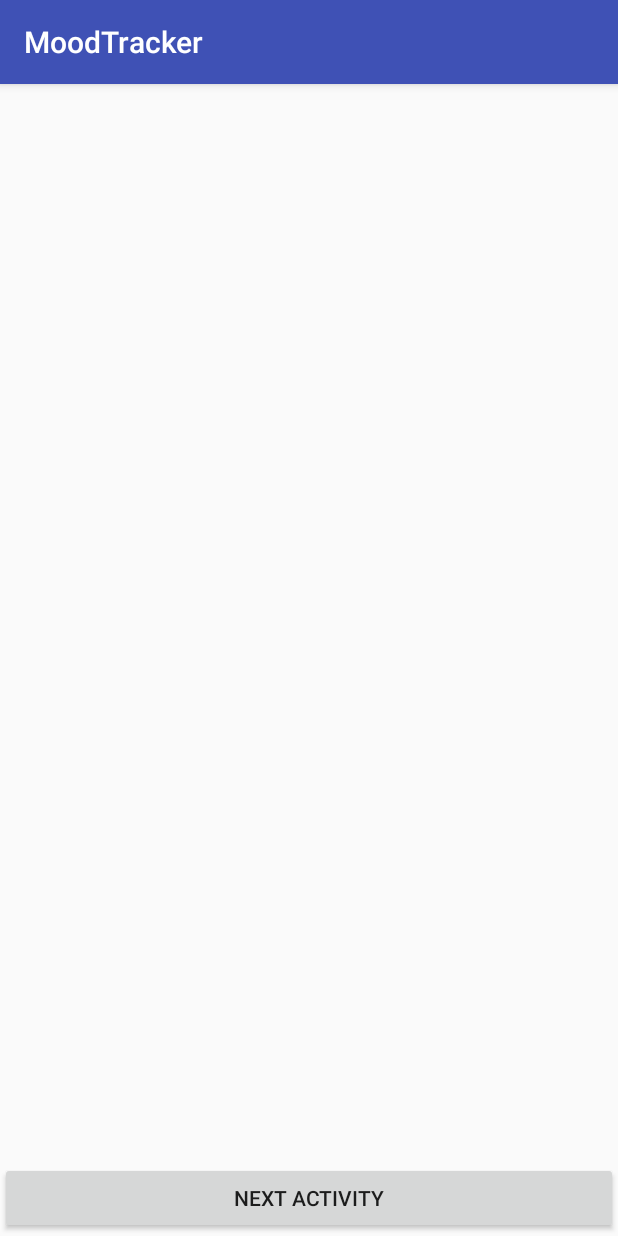
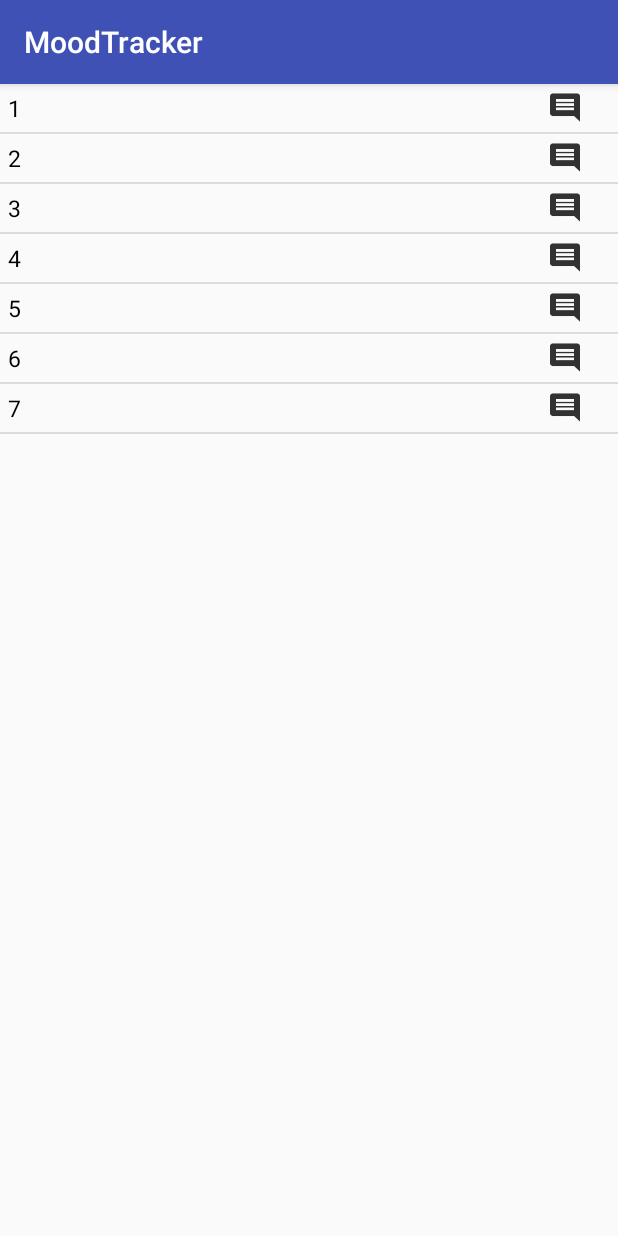
Before and after one commit to Noraj117/MoodTracker, an Android app: the HistoryActivity screen opened directly, with no data from a screen before it, on a phone screen of 412 x 824 dp. Run offline under Robolectric (Android 15) with nearby library versions, the phone set to English and light mode, and no system bars.

Commit message:
Try to add listview

```diff
--- a/app/src/main/java/com/collet/alexandre/moodtracker/controller/HistoryActivity.java
+++ b/app/src/main/java/com/collet/alexandre/moodtracker/controller/HistoryActivity.java
@@ -16,15 +16,21 @@ import java.lang.reflect.Type;
 import java.text.SimpleDateFormat;
 import java.util.ArrayList;
 import java.util.Calendar;
+import java.util.Date;
 import java.util.HashSet;
 import java.util.List;
 import java.util.Set;
 
 import com.collet.alexandre.moodtracker.model.MoodDataStorage;
+import com.collet.alexandre.moodtracker.view.MoodAdapter;
 import com.google.gson.Gson;
 import com.google.gson.reflect.TypeToken;
 
 public class HistoryActivity extends AppCompatActivity implements AdapterView.OnItemClickListener {
+
+
+    private ListView mListView;
+    private MoodAdapter lAdapter;
 
 
     @Override
@@ -35,14 +41,29 @@ public class HistoryActivity extends AppCompatActivity implements AdapterView.On
         SharedPreferences settings = getSharedPreferences("humeurFile", 0);
         MoodDataStorage mood;
         Gson gson = new Gson();
+        Date date = new Date();
+
+        mListView = (ListView) findViewById(R.id.moodListXml);
+        ArrayList<MoodDataStorage> moodList = new ArrayList<>();
+        moodList.add(new MoodDataStorage(1,"Il y a une semaine"));
+        moodList.add(new MoodDataStorage(2,"Il y a 6 jours"));
+        moodList.add(new MoodDataStorage(3,"Il y a 5 jours"));
+        moodList.add(new MoodDataStorage(4,"Il y a 4 jours"));
+        moodList.add(new MoodDataStorage(5,"Il y a 3 jours"));
+        moodList.add(new MoodDataStorage(6,"Avant-hier"));
+        moodList.add(new MoodDataStorage(7,"Hier"));
+
+        lAdapter = new MoodAdapter(this,moodList);
+        mListView.setAdapter(lAdapter);
 
         for(int i=0; i<7; i++) {
 
             Calendar cal = Calendar.getInstance();
-            cal.add(Calendar.DATE, -i);
+            cal.setTime(date);
+            cal.add(Calendar.DAY_OF_MONTH, -i);
             SimpleDateFormat format1 = new SimpleDateFormat("dd/mm/yyyy");
             String maDateFormatee = format1.format(cal.getTime());
-            String monGson = settings.getString(maDateFormatee, null);
+            String monGson = settings.getString("11/03/2019", null);
 
 
             if (monGson != null) {
@@ -51,6 +72,7 @@ public class HistoryActivity extends AppCompatActivity implements AdapterView.On
                 }.getType();
                 mood = gson.fromJson(monGson, type);
                 Toast.makeText(this, "test", Toast.LENGTH_LONG).show();
+                moodList.add(new MoodDataStorage(mood.getCouleur(), mood.getCommentaire()));
 
             }
         }
--- a/app/src/main/java/com/collet/alexandre/moodtracker/model/MoodDataStorage.java
+++ b/app/src/main/java/com/collet/alexandre/moodtracker/model/MoodDataStorage.java
@@ -1,6 +1,15 @@
 package com.collet.alexandre.moodtracker.model;
 
 public class MoodDataStorage {
+
+    public MoodDataStorage() {
+
+    }
+
+    public MoodDataStorage(int couleur, String commentaire) {
+        this.couleur = couleur;
+        this.commentaire = commentaire;
+    }
 
     private int couleur;
     private String commentaire;
--- /dev/null
+++ b/app/src/main/java/com/collet/alexandre/moodtracker/model/MoodItemList.java
@@ -0,0 +1,52 @@
+package com.collet.alexandre.moodtracker.model;
+
+public class MoodItemList {
+    private int mColor;
+    private int mSmileyValue;
+    private String mComment;
+    private int mIconComment;
+    private String mDate;
+
+    public MoodItemList(int color, int smileyValue, String comment, int iconComment, String date) {
+        mColor = color;
+        mSmileyValue = smileyValue;
+        mComment = comment;
+        mIconComment = iconComment;
+        mDate = date;
+    }
+
+    public int getColor() {
+        return mColor;
+    }
+
+    public int getSmileyValue() {
+        return mSmileyValue;
+    }
+
+    public String getComment() {
+        return mComment;
+    }
+
+    public int getIconComment() {
+        return mIconComment;
+    }
+
+    /*
+     * @getDate method
+     * @value param
+     *
+     * This method is using a trick to update the "date value"
+     * We get the item position into the value and we return the string of this position
+     * */
+    public String getDate(int value) {
+        String dayTab[] = {"Hier", "Avant-hier",
+                "trois jours", "quatre jours", "cinq jours", "six jours", "une semaine"};
+        mDate = dayTab[value];
+
+        if (value >= 2)
+            return "Il y a " + mDate;
+
+        return mDate;
+    }
+
+}
--- /dev/null
+++ b/app/src/main/java/com/collet/alexandre/moodtracker/view/MoodAdapter.java
@@ -0,0 +1,46 @@
+package com.collet.alexandre.moodtracker.view;
+
+import android.content.Context;
+import android.support.annotation.NonNull;
+import android.support.annotation.Nullable;
+import android.view.LayoutInflater;
+import android.view.View;
+import android.view.ViewGroup;
+import android.widget.ArrayAdapter;
+import android.widget.TextView;
+
+import com.collet.alexandre.moodtracker.R;
+import com.collet.alexandre.moodtracker.model.MoodDataStorage;
+
+import java.util.ArrayList;
+import java.util.List;
+
+public class MoodAdapter extends ArrayAdapter<MoodDataStorage> {
+
+    private Context mContext;
+    private List<MoodDataStorage> moodList = new ArrayList<>();
+
+    public MoodAdapter(@NonNull Context context, ArrayList<MoodDataStorage> list) {
+        super(context, 0, list);
+        mContext = context;
+        moodList = list;
+    }
+
+    @NonNull
+    @Override
+    public View getView(int position, @Nullable View convertView, @NonNull ViewGroup parent) {
+        View listItem = convertView;
+        if (listItem == null)
+            listItem = LayoutInflater.from(mContext).inflate(R.layout.list_item, parent, false);
+
+        MoodDataStorage currentMood = moodList.get(position);
+
+        TextView txtColor = (TextView) listItem.findViewById(R.id.item_history_text);
+        txtColor.setText(currentMood.getCouleur()+"");
+
+        TextView txtCommentaire = (TextView) listItem.findViewById(R.id.item_history_toast);
+        txtCommentaire.setText(currentMood.getCommentaire());
+
+        return listItem;
+    }
+}
--- a/app/src/main/res/layout/activity_history.xml
+++ b/app/src/main/res/layout/activity_history.xml
@@ -10,18 +10,6 @@
         android:layout_width="match_parent"
         android:layout_height="match_parent"
         android:layout_weight="1"
-        android:id="@+id/lv"/>
-    <LinearLayout
-        android:layout_width="match_parent"
-        android:layout_height="50dp"
-        android:orientation="horizontal">
+        android:id="@+id/moodListXml"/>
 
-        <Button
-            android:layout_width="match_parent"
-            android:layout_height="wrap_content"
-            android:layout_gravity="center"
-            android:layout_weight="1"
-            android:id="@+id/next"
-            android:text="Next Activity"/>
-    </LinearLayout>
 </LinearLayout>
--- /dev/null
+++ b/app/src/main/res/layout/list_item.xml
@@ -0,0 +1,44 @@
+<?xml version="1.0" encoding="utf-8"?>
+<RelativeLayout xmlns:android="http://schemas.android.com/apk/res/android"
+    android:id="@+id/item_history_layout"
+    android:layout_width="match_parent"
+    android:layout_height="match_parent"
+    android:orientation="vertical">
+
+    <TextView
+        android:id="@+id/item_history_text"
+        android:layout_width="match_parent"
+        android:layout_height="match_parent"
+        android:background="@null"
+        android:padding="5dp"
+        android:text="date_time"
+        android:textColor="#000000"
+        android:textSize="15sp" />
+
+    <TextView
+        android:id="@+id/item_history_toast"
+        android:layout_width="match_parent"
+        android:layout_height="match_parent"
+        android:layout_alignParentLeft="true"
+        android:layout_alignParentStart="true"
+        android:layout_centerVertical="true"
+        android:layout_gravity="center_vertical"
+        android:padding="5dp"
+        android:text="@string/toast_text"
+        android:visibility="invisible" />
+
+    <ImageView
+        android:id="@+id/item_history_commentBtn"
+        android:layout_width="wrap_content"
+        android:layout_height="wrap_content"
+        android:layout_alignParentEnd="true"
+        android:layout_alignParentRight="true"
+        android:layout_centerVertical="true"
+        android:layout_marginEnd="25dp"
+        android:layout_marginRight="25dp"
+        android:background="@null"
+        android:contentDescription="@string/comment_icon"
+        android:src="@drawable/ic_comment_black_48px" />
+
+
+</RelativeLayout>
--- a/app/src/main/res/values/strings.xml
+++ b/app/src/main/res/values/strings.xml
@@ -2,4 +2,6 @@
     <string name="app_name">MoodTracker</string>
     <string name="strCommentaire">Commentaire</string>
     <string name="strValider">Valider</string>
+    <string name="toast_text">toast_text</string>
+    <string name="comment_icon">comment_icon</string>
 </resources>
```
